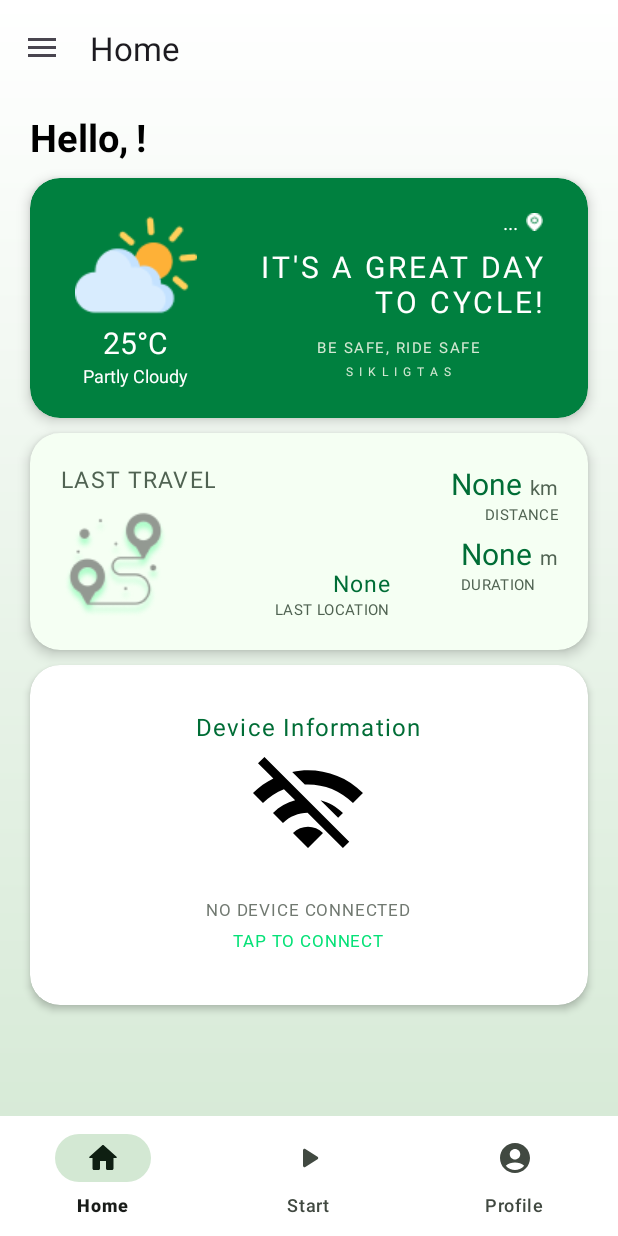
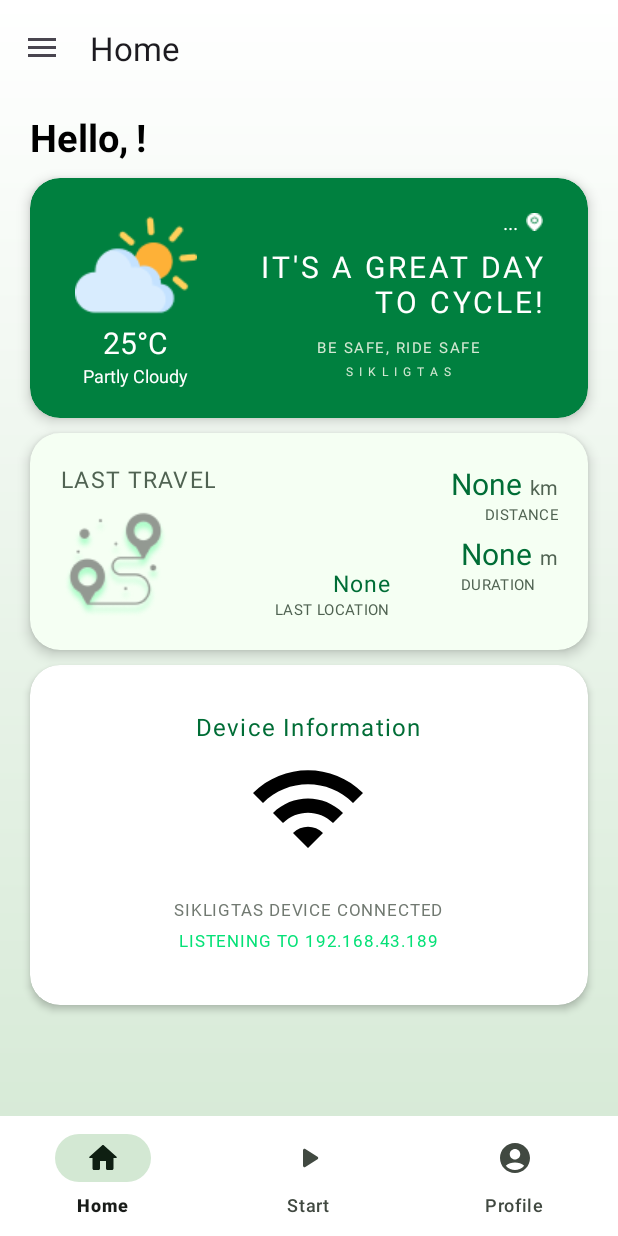
Before and after one commit to qinbguzman-tip/Sikligtas, an Android app: the HomeFragment screen opened directly, with no data from a screen before it, in the side drawer, after a tap on "Home", on a phone screen of 412 x 824 dp. Run offline under Robolectric (Android 15) with nearby library versions, the phone set to English and light mode, and no system bars; our stand-ins replace Firebase (no records; nobody signed in at launch, a user with empty details on screens opened directly), Picasso, navigation-ui; libraries missing offline, so code that uses them is left out: com.tapadoo.alerter, com.vmadalin.easypermissions; pictures from the network do not load; 4 statements that could not run were skipped.

Commit message:
Modified Connection

```diff
--- a/app/src/main/res/layout/fragment_home.xml
+++ b/app/src/main/res/layout/fragment_home.xml
@@ -423,7 +423,7 @@
                         android:layout_height="80dp"
                         android:layout_gravity="center_vertical|center_horizontal"
                         android:layout_margin="20dp"
-                        app:srcCompat="@drawable/ic_wifi_off" />
+                        app:srcCompat="@drawable/ic_wifi_on" />
 
                     <TextView
                         android:id="@+id/wifi_status"
@@ -432,7 +432,7 @@
                         android:layout_gravity="center_vertical|center_horizontal"
                         android:fontFamily="@font/manrope_extrabold"
                         android:letterSpacing="0.05"
-                        android:text="No Device Connected"
+                        android:text="Sikligtas Device Connected"
                         android:textAllCaps="true"
                         android:textColor="@color/gray"
                         android:textSize="11sp" />
@@ -445,7 +445,7 @@
                         android:layout_marginTop="5dp"
                         android:fontFamily="@font/manrope_extrabold"
                         android:letterSpacing="0.05"
-                        android:text="Tap to Connect"
+                        android:text="Listening to 192.168.43.189"
                         android:textAllCaps="true"
                         android:textColor="@color/seed"
                         android:textSize="11sp" />
--- a/app/src/main/res/values/strings.xml
+++ b/app/src/main/res/values/strings.xml
@@ -14,7 +14,7 @@
     <string name="forgotPassword"><u>Forgot your Password?</u></string>
     <string name="sign_up">Don\'t have an account? <u>Sign Up</u></string>
     <string name="login">Already have an account? <u>Login</u></string>
-    <string name="hazard_info">In %s meters, there is an approaching %s coming from your %s.</string>
+    <string name="hazard_info">In %s meters, there is a nearby %s on your %s.</string>
 
     <!--    API KEYS     -->
     <string name="google_maps_key" translatable="false">AIzaSyCtlOWS5y1fbO7c9GhcYGCim_QMLxlV3Ys</string>
```
